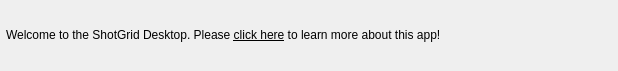
Qt form resources/banner_widget.ui (shotgunsoftware/tk-desktop) before a commit.
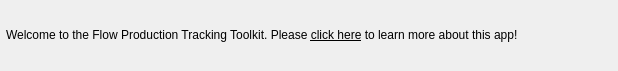
The same form after that commit. Icons and pictures are not drawn.

What changed in the file:
```diff
--- a/resources/banner_widget.ui
+++ b/resources/banner_widget.ui
@@ -33,7 +33,7 @@
 border-color: rgb(0, 0, 0);</string>
      </property>
      <property name="text">
-      <string>Welcome to the ShotGrid Desktop. Please &lt;u&gt;click here&lt;/u&gt; to learn more about this app!</string>
+      <string>Welcome to the Flow Production Tracking Toolkit. Please &lt;u&gt;click here&lt;/u&gt; to learn more about this app!</string>
      </property>
      <property name="wordWrap">
       <bool>true</bool>
```
